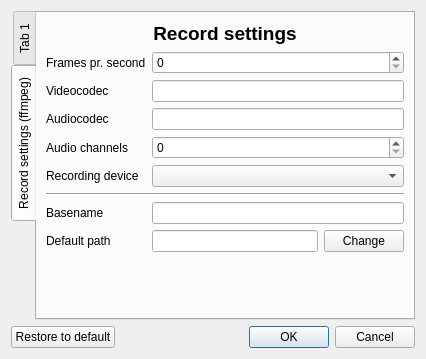
The window that settingsdialog.ui (froksen/FDesktopRecorder) describes before a commit, drawn with Qt 5.
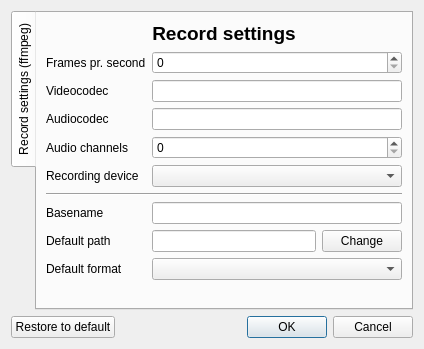
The same window after the commit.

Commit message: In settings added so you can change default format. added systemtray

Patch:
```diff
--- a/settingsdialog.ui
+++ b/settingsdialog.ui
@@ -6,12 +6,12 @@
    <rect>
     <x>0</x>
     <y>0</y>
-    <width>426</width>
-    <height>359</height>
+    <width>424</width>
+    <height>349</height>
    </rect>
   </property>
   <property name="windowTitle">
-   <string>Dialog</string>
+   <string>Settings</string>
   </property>
   <layout class="QVBoxLayout" name="verticalLayout">
    <item>
@@ -20,13 +20,8 @@
       <enum>QTabWidget::West</enum>
      </property>
      <property name="currentIndex">
-      <number>1</number>
+      <number>0</number>
      </property>
-     <widget class="QWidget" name="tab">
-      <attribute name="title">
-       <string>Tab 1</string>
-      </attribute>
-     </widget>
      <widget class="QWidget" name="tabRecordsettings">
       <attribute name="title">
        <string>Record settings (ffmpeg)</string>
@@ -101,7 +96,7 @@
          <item row="4" column="1">
           <widget class="QComboBox" name="comboBoxrecording"/>
          </item>
-         <item row="6" column="1">
+         <item row="7" column="1">
           <widget class="QLineEdit" name="lineEditbasename"/>
          </item>
          <item row="5" column="0" colspan="2">
@@ -111,21 +106,21 @@
            </property>
           </widget>
          </item>
-         <item row="6" column="0">
+         <item row="7" column="0">
           <widget class="QLabel" name="labelbasename">
            <property name="text">
             <string>Basename</string>
            </property>
           </widget>
          </item>
-         <item row="7" column="0">
+         <item row="8" column="0">
           <widget class="QLabel" name="labelpath">
            <property name="text">
             <string>Default path</string>
            </property>
           </widget>
          </item>
-         <item row="7" column="1">
+         <item row="8" column="1">
           <layout class="QGridLayout" name="gridLayout_3">
            <item row="0" column="0">
             <widget class="QLineEdit" name="lineEditpath">
@@ -143,6 +138,16 @@
            </item>
           </layout>
          </item>
+         <item row="9" column="0">
+          <widget class="QLabel" name="labelFormat">
+           <property name="text">
+            <string>Default format</string>
+           </property>
+          </widget>
+         </item>
+         <item row="9" column="1">
+          <widget class="QComboBox" name="comboBoxFormat"/>
+         </item>
         </layout>
        </item>
        <item>
@@ -160,18 +165,7 @@
        </item>
       </layout>
       <zorder>labelRecordheader</zorder>
-      <zorder>labelvideocodec</zorder>
-      <zorder>labelaudiocodec</zorder>
-      <zorder>labelaudiochannles</zorder>
-      <zorder>labelfps</zorder>
-      <zorder>lineEditvideocodec</zorder>
-      <zorder>lineEditaudiocodec</zorder>
-      <zorder>spinBoxaudiochannels</zorder>
-      <zorder>spinBoxfps</zorder>
       <zorder>verticalSpacer</zorder>
-      <zorder>pushButtonpathBrowse</zorder>
-      <zorder>labelpath</zorder>
-      <zorder>lineEditpath</zorder>
      </widget>
     </widget>
    </item>
```
The commit also changes 7 other files.
